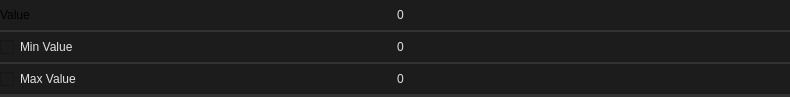
Before: the Qt Designer form src/editors/smartprop_editor/variables/int.ui in dertwist/Hammer5Tools, drawn with Qt 5.
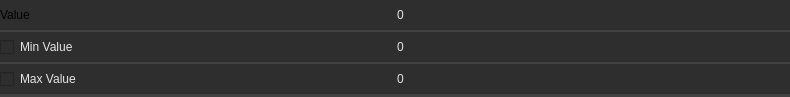
After: the same form once the commit is applied. Icons and pictures are not drawn.

Diff of the .ui file:
```diff
--- a/src/editors/smartprop_editor/variables/int.ui
+++ b/src/editors/smartprop_editor/variables/int.ui
@@ -33,18 +33,18 @@
     border-left: 0px;
     border-right: 0px;
 	border-top: 0px;
-    border-color: rgba(50, 50, 50, 255);
+    border-color: rgba(66, 66, 66, 255);
     padding: 8px;
     padding-left: 6px;
     padding-right: 6px;
-    color: #E3E3E3;
-    background-color: #1C1C1C;
+    color: #e5e5e5;
+    background-color: #2e2e2e;
 }
 
 .QWidget::hover {
 }
 .QWidget::selected {
-    background-color: #414956;
+    background-color: #515965;
 }</string>
   </property>
   <layout class="QVBoxLayout" name="verticalLayout">
@@ -79,15 +79,15 @@
     border-left: 0px;
     border-right: 0px;
 	border-top: 0px;
-    border-color: rgba(50, 50, 50, 255);
-    color: #E3E3E3;
-    background-color: #1C1C1C;
+    border-color: rgba(66, 66, 66, 255);
+    color: #e5e5e5;
+    background-color: #2e2e2e;
 }
 
 .QFrame::hover {
 }
 .QFrame::selected {
-    background-color: #414956;
+    background-color: #515965;
 }</string>
      </property>
      <property name="frameShape">
@@ -145,9 +145,9 @@
     font: 580 8pt &quot;Segoe UI&quot;;
     border: 2px solid black;
     border-radius: 2px;
-    border-color: rgba(80, 80, 80, 255);
-    color: #E3E3E3;
-    background-color: #1C1C1C;
+    border-color: rgba(94, 94, 94, 255);
+    color: #e5e5e5;
+    background-color: #2e2e2e;
     border: 0px;
 }
 
@@ -162,7 +162,7 @@
 }
 
 QSpinBox:disabled {
-	color: rgba(125, 125, 125, 100);
+	color: rgba(135, 135, 135, 100);
 }
 
 
@@ -173,7 +173,7 @@
     border-left: 2px solid black;
     border-bottom: 0px solid black;
     border-top-right-radius: 2px;
-    border-color: rgba(80, 80, 80, 255);
+    border-color: rgba(94, 94, 94, 255);
     width: 16px;
     margin: 0px;
     border: 0px;
@@ -192,7 +192,7 @@
     border-left: 2px solid black;
     border-top: 2px solid black;
     border-bottom-right-radius: 2px;
-    border-color: rgba(80, 80, 80, 255);
+    border-color: rgba(94, 94, 94, 255);
     width: 16px;
     margin: 0px;
     border: 0px;
@@ -231,15 +231,15 @@
     border-left: 0px;
     border-right: 0px;
 	border-top: 0px;
-    border-color: rgba(50, 50, 50, 255);
-    color: #E3E3E3;
-    background-color: #1C1C1C;
+    border-color: rgba(66, 66, 66, 255);
+    color: #e5e5e5;
+    background-color: #2e2e2e;
 }
 
 .QFrame::hover {
 }
 .QFrame::selected {
-    background-color: #414956;
+    background-color: #515965;
 }</string>
      </property>
      <property name="frameShape">
@@ -273,10 +273,10 @@
          <string notr="true">QCheckBox {
     font: 580 8pt &quot;Segoe UI&quot;;
     border-radius: 0px;
-    border-color: rgba(80, 80, 80, 255);
+    border-color: rgba(94, 94, 94, 255);
     height:4px;
-    color: #E3E3E3;
-    background-color: #1C1C1C;
+    color: #e5e5e5;
+    background-color: #2e2e2e;
 	border:0px;
 }
 
@@ -300,9 +300,9 @@
     font: 580 8pt &quot;Segoe UI&quot;;
     border: 2px solid black;
     border-radius: 2px;
-    border-color: rgba(80, 80, 80, 255);
-    color: #E3E3E3;
-    background-color: #1C1C1C;
+    border-color: rgba(94, 94, 94, 255);
+    color: #e5e5e5;
+    background-color: #2e2e2e;
     border: 0px;
 }
 
@@ -317,7 +317,7 @@
 }
 
 QSpinBox:disabled {
-	color: rgba(125, 125, 125, 100);
+	color: rgba(135, 135, 135, 100);
 }
 
 
@@ -328,7 +328,7 @@
     border-left: 2px solid black;
     border-bottom: 0px solid black;
     border-top-right-radius: 2px;
-    border-color: rgba(80, 80, 80, 255);
+    border-color: rgba(94, 94, 94, 255);
     width: 16px;
     margin: 0px;
     border: 0px;
@@ -347,7 +347,7 @@
     border-left: 2px solid black;
     border-top: 2px solid black;
     border-bottom-right-radius: 2px;
-    border-color: rgba(80, 80, 80, 255);
+    border-color: rgba(94, 94, 94, 255);
     width: 16px;
     margin: 0px;
     border: 0px;
@@ -386,15 +386,15 @@
     border-left: 0px;
     border-right: 0px;
 	border-top: 0px;
-    border-color: rgba(50, 50, 50, 255);
-    color: #E3E3E3;
-    background-color: #1C1C1C;
+    border-color: rgba(66, 66, 66, 255);
+    color: #e5e5e5;
+    background-color: #2e2e2e;
 }
 
 .QFrame::hover {
 }
 .QFrame::selected {
-    background-color: #414956;
+    background-color: #515965;
 }</string>
      </property>
      <property name="frameShape">
@@ -428,10 +428,10 @@
          <string notr="true">QCheckBox {
     font: 580 8pt &quot;Segoe UI&quot;;
     border-radius: 0px;
-    border-color: rgba(80, 80, 80, 255);
+    border-color: rgba(94, 94, 94, 255);
     height:4px;
-    color: #E3E3E3;
-    background-color: #1C1C1C;
+    color: #e5e5e5;
+    background-color: #2e2e2e;
 	border:0px;
 }
 
@@ -458,9 +458,9 @@
     font: 580 8pt &quot;Segoe UI&quot;;
     border: 2px solid black;
     border-radius: 2px;
-    border-color: rgba(80, 80, 80, 255);
-    color: #E3E3E3;
-    background-color: #1C1C1C;
+    border-color: rgba(94, 94, 94, 255);
+    color: #e5e5e5;
+    background-color: #2e2e2e;
     border: 0px;
 }
 
@@ -475,7 +475,7 @@
 }
 
 QSpinBox:disabled {
-	color: rgba(125, 125, 125, 100);
+	color: rgba(135, 135, 135, 100);
 }
 
 
@@ -486,7 +486,7 @@
     border-left: 2px solid black;
     border-bottom: 0px solid black;
     border-top-right-radius: 2px;
-    border-color: rgba(80, 80, 80, 255);
+    border-color: rgba(94, 94, 94, 255);
     width: 16px;
     margin: 0px;
     border: 0px;
@@ -505,7 +505,7 @@
     border-left: 2px solid black;
     border-top: 2px solid black;
     border-bottom-right-radius: 2px;
-    border-color: rgba(80, 80, 80, 255);
+    border-color: rgba(94, 94, 94, 255);
     width: 16px;
     margin: 0px;
     border: 0px;
```
Left out of the diff: 6 changed lines with no effect on the pictures.
